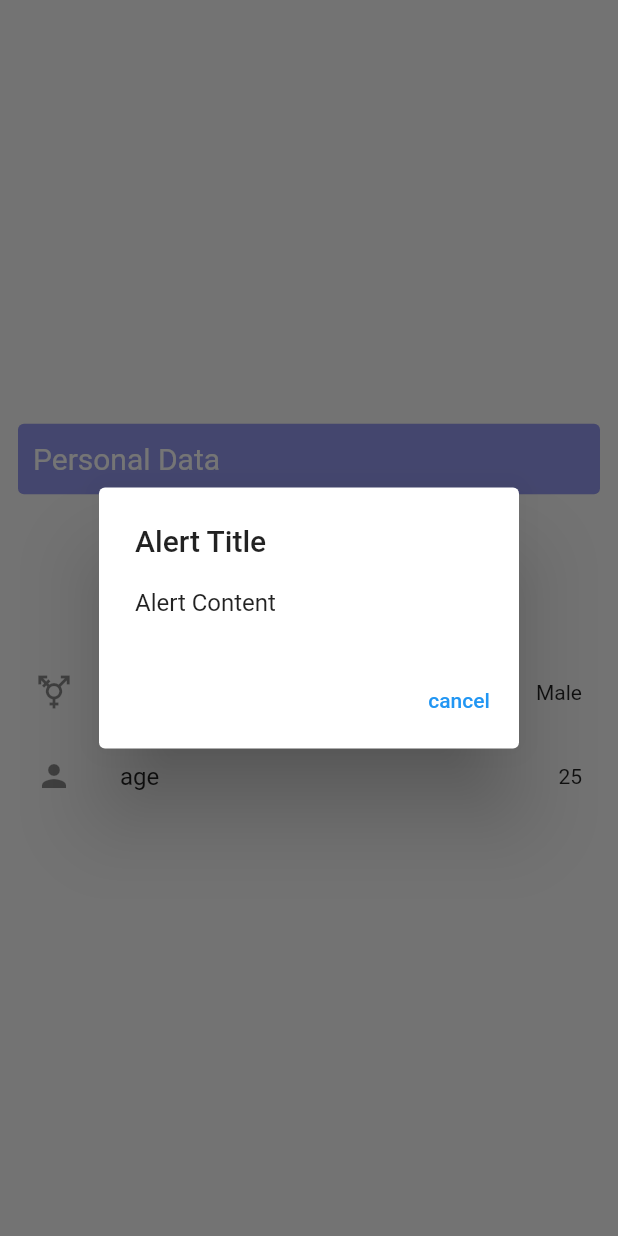
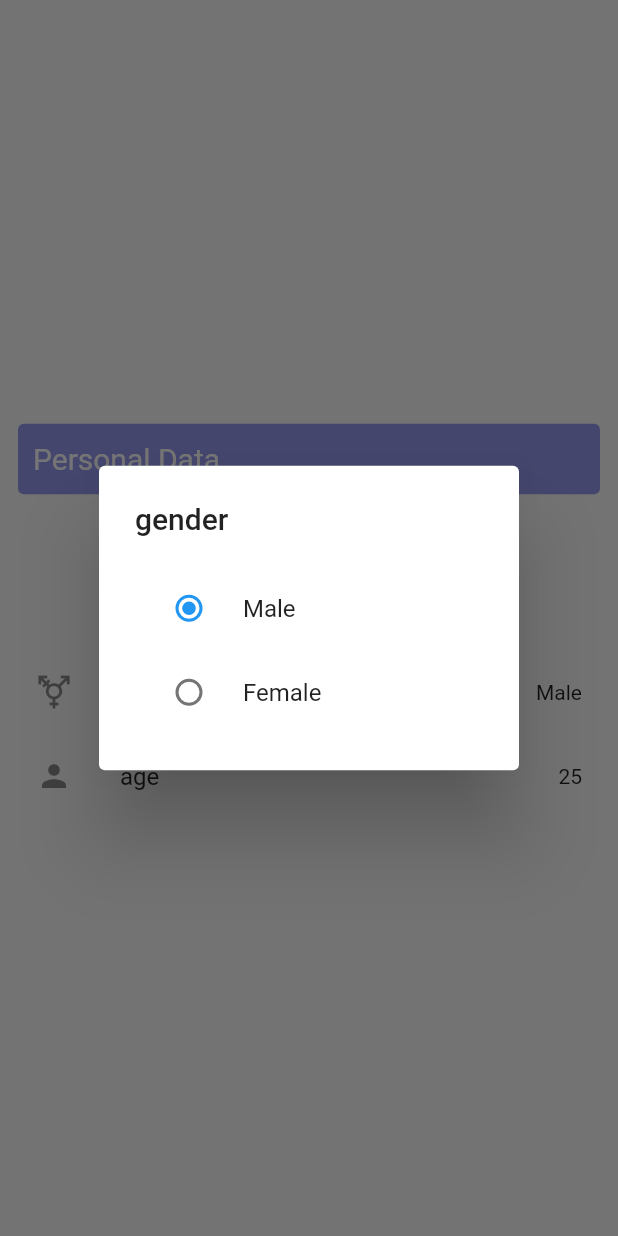
Before and after one commit to neddstarkk/Waterlog, a Flutter app: the screen it shows after launch, after a tap on "gender", on a phone screen of 412 x 824 dp. Run offline on Flutter 3.47's test engine with Material 2 defaults, Android fonts, the phone set to English and light mode, and no system bars.

Commit message:
Created Radio Buttons for gender specification

```diff
--- a/waterlog/lib/models/personal_data_card_model.dart
+++ b/waterlog/lib/models/personal_data_card_model.dart
@@ -1,10 +1,17 @@
+// ignore_for_file: constant_identifier_names
+
 import 'package:flutter/material.dart';
+
+enum EntryFieldType {
+  SELECT, TEXT,
+}
 
 class PersonalDataCardModel {
 
   final Icon? icon;
+  final EntryFieldType type;
   String title = '';
-  String value = '';
+  dynamic value = '';
 
-  PersonalDataCardModel({this.icon, required this.title, required this.value});
+  PersonalDataCardModel({this.icon, required this.type, required this.title, required this.value});
 }
--- a/waterlog/lib/presentation/waterlog.dart
+++ b/waterlog/lib/presentation/waterlog.dart
@@ -1,44 +1,40 @@
 import 'package:flutter/material.dart';
 import 'package:waterlog/presentation/widgets/list_view_builder.dart';
-
-import '../models/personal_data_card_model.dart';
 
 class Waterlog extends StatelessWidget {
   const Waterlog({super.key});
 
   @override
   Widget build(BuildContext context) {
-    final List<PersonalDataCardModel> items = [
-      PersonalDataCardModel(
-          icon: const Icon(Icons.transgender), title: "gender", value: "Male"),
-      PersonalDataCardModel(
-          icon: const Icon(Icons.person), title: "age", value: "25"),
-    ];
     return MaterialApp(
       debugShowCheckedModeBanner: false,
-      home: Scaffold(
+      initialRoute: '/',
+      routes: {
+        '/radio-option': (context) => RadioOption(onGenderChanged: (val) {}, title: '',),
+      },
+      home: const Scaffold(
         body: SafeArea(
           child: Padding(
-            padding: const EdgeInsets.all(8.0),
+            padding: EdgeInsets.all(8.0),
             child: Column(
               mainAxisAlignment: MainAxisAlignment.center,
               crossAxisAlignment: CrossAxisAlignment.stretch,
               children: [
                 // Spacer(),
-                const Card(
+                Card(
                   color: Color(0xff9498EF),
                   elevation: 0,
                   child: Padding(
                     padding:
-                    EdgeInsets.symmetric(vertical: 12.0, horizontal: 10.0),
+                        EdgeInsets.symmetric(vertical: 12.0, horizontal: 10.0),
                     child: Text("Personal Data",
                         style: TextStyle(color: Colors.white, fontSize: 20)),
                   ),
                 ),
-                const SizedBox(
+                SizedBox(
                   height: 100,
                 ),
-                buildListView(items),
+                PersonalDetailsEntry()
                 // Spacer(),
               ],
             ),
--- a/waterlog/lib/presentation/widgets/list_view_builder.dart
+++ b/waterlog/lib/presentation/widgets/list_view_builder.dart
@@ -1,9 +1,46 @@
+// ignore_for_file: must_be_immutable
+
 import 'package:flutter/material.dart';
 
 import '../../models/personal_data_card_model.dart';
 
+enum Genders { MALE, FEMALE }
 
-ListView buildListView(List<PersonalDataCardModel> items) {
+class PersonalDetailsEntry extends StatefulWidget {
+  const PersonalDetailsEntry({super.key});
+
+  @override
+  State<PersonalDetailsEntry> createState() => _PersonalDetailsEntryState();
+}
+
+class _PersonalDetailsEntryState extends State<PersonalDetailsEntry> {
+  List<PersonalDataCardModel> items = [];
+  Genders? gender = Genders.MALE;
+
+  Widget TextOption() {
+    return Text("Text Field");
+  }
+
+  void onGenderChanged(Genders? gender) {
+    setState(() {
+      this.gender = gender;
+    });
+  }
+
+  @override
+  Widget build(BuildContext context) {
+    items = [
+      PersonalDataCardModel(
+          icon: const Icon(Icons.transgender),
+          type: EntryFieldType.SELECT,
+          title: "gender",
+          value: gender == Genders.MALE ? "Male" : "Female"),
+      PersonalDataCardModel(
+          icon: const Icon(Icons.person),
+          type: EntryFieldType.TEXT,
+          title: "age",
+          value: "25"),
+    ];
     return ListView.builder(
       itemCount: 2,
       itemBuilder: (context, index) {
@@ -12,22 +49,65 @@ ListView buildListView(List<PersonalDataCardModel> items) {
             title: Text(items[index].title.toString()),
             leading: items[index].icon,
             onTap: () {
-          AlertDialog alert = AlertDialog(
-            title: Text("Alert Title"),
-            content: Text("Alert Content"),
-            actions: [
-              TextButton(onPressed: () {}, child: Text("cancel"))
-            ],
-          );
-          showDialog(
-            context: context,
-            builder: (context) {
-              return alert;
-            },
-          );
-        },
-      );
+              showDialog(context: context, builder: (context) => RadioOption(title: items[index].title, onGenderChanged: onGenderChanged, gender: gender,));
+            });
       },
       shrinkWrap: true,
     );
   }
+}
+
+class RadioOption extends StatefulWidget {
+  final String title;
+  final Function(Genders? gender) onGenderChanged;
+  Genders? gender;
+
+  RadioOption({super.key, required this.title, required this.onGenderChanged, this.gender});
+
+  @override
+  State<RadioOption> createState() => _RadioOptionState();
+}
+
+class _RadioOptionState extends State<RadioOption> {
+  Genders? gender;
+
+  @override
+  void initState() {
+    super.initState();
+    gender = widget.gender;
+  }
+
+  @override
+  Widget build(BuildContext context) {
+    return AlertDialog(
+      title: Text(widget.title),
+      content: Column(
+        mainAxisSize: MainAxisSize.min,
+        children: [
+          RadioListTile(
+            value: Genders.MALE,
+            title: const Text("Male"),
+            groupValue: gender,
+            onChanged: (Genders? value) {
+              setState(() {
+                gender = value;
+              });
+              widget.onGenderChanged(value);
+            },
+          ),
+          RadioListTile(
+            value: Genders.FEMALE,
+            title: const Text("Female"),
+            groupValue: gender,
+            onChanged: (Genders? value) {
+              setState(() {
+                gender = value;
+              });
+              widget.onGenderChanged(value);
+            },
+          ),
+        ],
+      ),
+    );
+  }
+}
```
Lines whose indentation alone changed are shown as unchanged.
